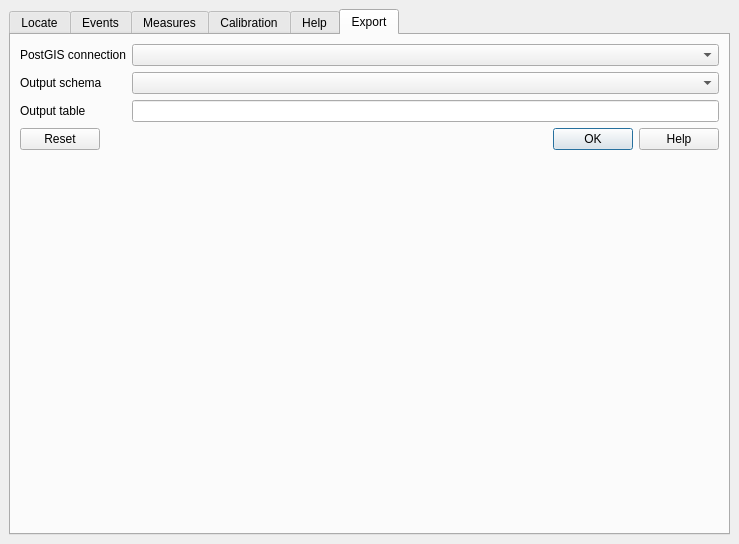
First picture: the form in lrs/ui/ui_lrsdockwidget.ui, repository blazek/lrs, before the edit.
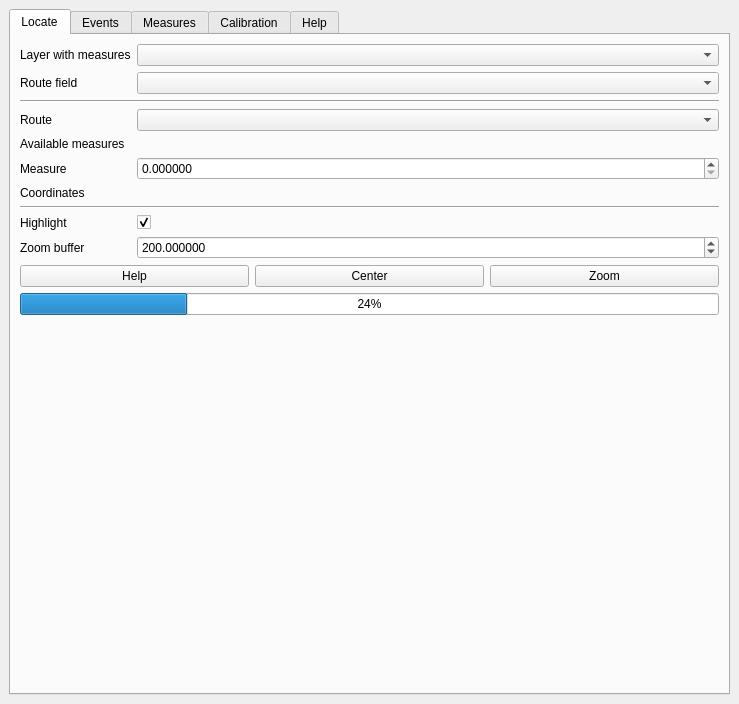
Second picture: the form after the edit. The open tabs and pages were chosen to show the change.

Commit message: removed old direct postgis export, fixes #27

```diff
--- a/lrs/ui/ui_lrsdockwidget.ui
+++ b/lrs/ui/ui_lrsdockwidget.ui
@@ -7,7 +7,7 @@
     <x>0</x>
     <y>0</y>
     <width>739</width>
-    <height>544</height>
+    <height>704</height>
    </rect>
   </property>
   <property name="windowTitle">
@@ -1136,67 +1136,6 @@
         </item>
        </layout>
       </widget>
-      <widget class="QWidget" name="exportTab">
-       <attribute name="title">
-        <string>Export</string>
-       </attribute>
-       <layout class="QVBoxLayout" name="verticalLayout_6">
-        <item>
-         <layout class="QGridLayout" name="gridLayout_2">
-          <item row="2" column="1">
-           <widget class="QLineEdit" name="exportPostgisTableLineEdit"/>
-          </item>
-          <item row="2" column="0">
-           <widget class="QLabel" name="exportPostgisTableLabel">
-            <property name="text">
-             <string>Output table</string>
-            </property>
-           </widget>
-          </item>
-          <item row="0" column="1">
-           <widget class="QComboBox" name="exportPostgisConnectionCombo"/>
-          </item>
-          <item row="0" column="0">
-           <widget class="QLabel" name="exportPostgisConnectionLabel">
-            <property name="text">
-             <string>PostGIS connection</string>
-            </property>
-           </widget>
-          </item>
-          <item row="1" column="0">
-           <widget class="QLabel" name="exportPostgisSchemaLabel">
-            <property name="text">
-             <string>Output schema</string>
-            </property>
-           </widget>
-          </item>
-          <item row="1" column="1">
-           <widget class="QComboBox" name="exportPostgisSchemaCombo"/>
-          </item>
-         </layout>
-        </item>
-        <item>
-         <widget class="QDialogButtonBox" name="exportButtonBox">
-          <property name="standardButtons">
-           <set>QDialogButtonBox::Help|QDialogButtonBox::Ok|QDialogButtonBox::Reset</set>
-          </property>
-         </widget>
-        </item>
-        <item>
-         <spacer name="verticalSpacer_4">
-          <property name="orientation">
-           <enum>Qt::Vertical</enum>
-          </property>
-          <property name="sizeHint" stdset="0">
-           <size>
-            <width>20</width>
-            <height>294</height>
-           </size>
-          </property>
-         </spacer>
-        </item>
-       </layout>
-      </widget>
      </widget>
     </item>
    </layout>
```
Left out of the diff: 2 changed lines with no effect on the pictures. The commit also changes 2 other files.
